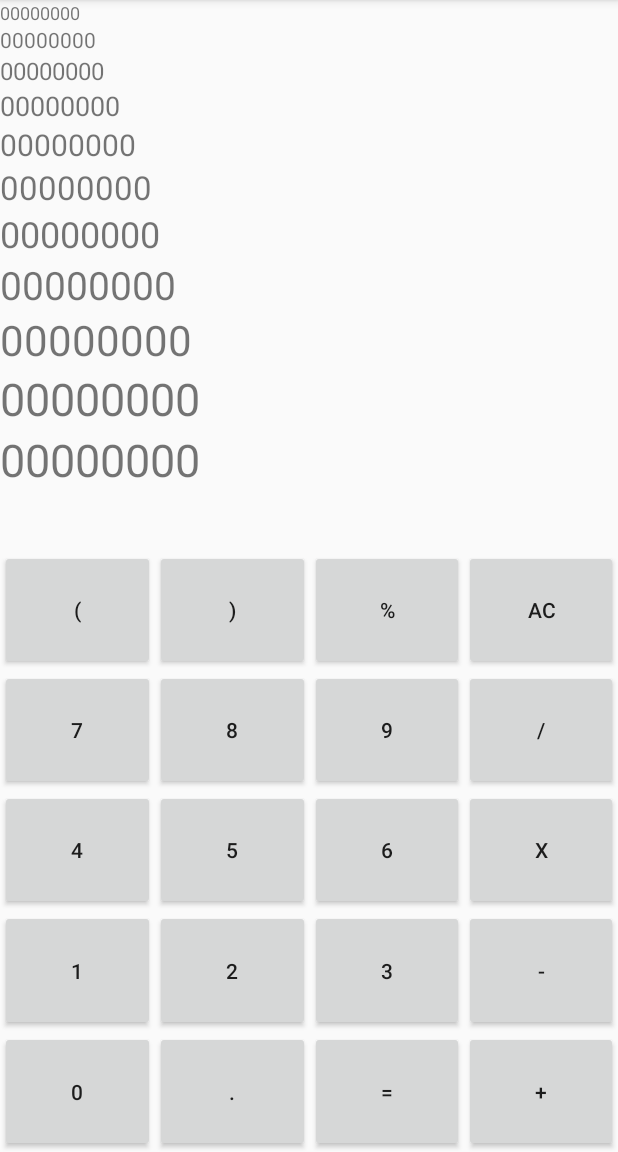
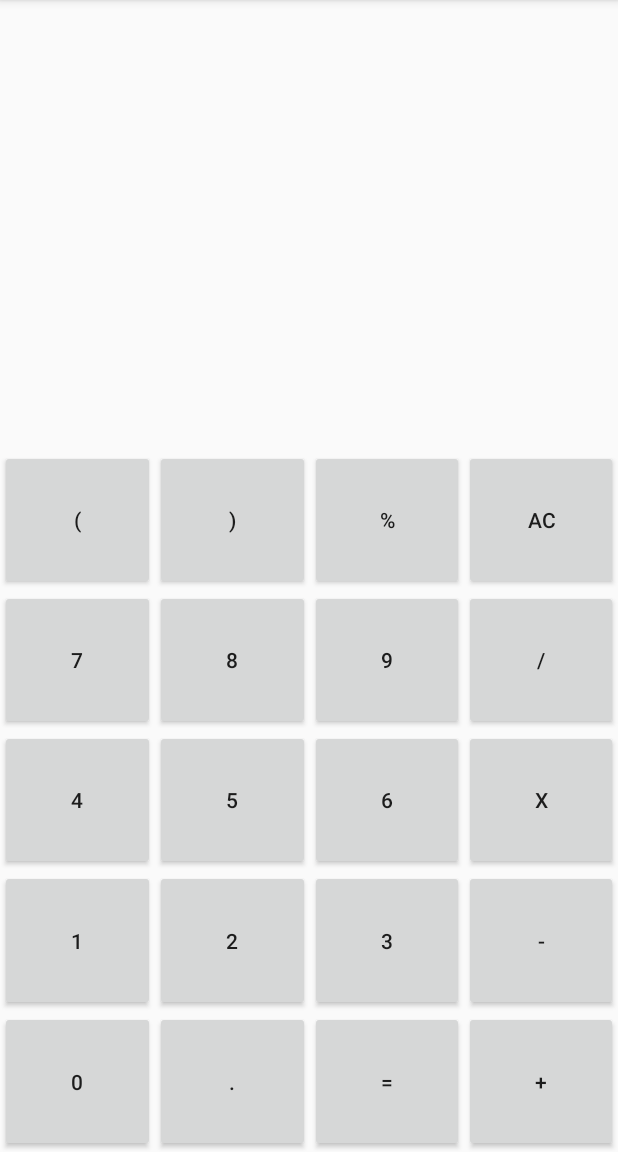
Before and after one commit to ArturoBorja/Calculadora, an Android app: the Calculadora screen opened directly, with no data from a screen before it, on a phone screen of 412 x 824 dp, the part 84-1236 px from its top. Run offline under Robolectric (Android 15) with nearby library versions, the phone set to English and light mode, and no system bars.

Commit message:
Logica de la calculadora
falta pulir el borrar historial,
falta pulir que hacer cuando no encuentre ningun valor en la pila de operadores

```diff
--- a/app/src/main/java/com/example/calculadora/Calculadora.java
+++ b/app/src/main/java/com/example/calculadora/Calculadora.java
@@ -1,14 +1,183 @@
 package com.example.calculadora;
 
+import androidx.annotation.NonNull;
+import androidx.annotation.Nullable;
 import androidx.appcompat.app.AppCompatActivity;
 
 import android.os.Bundle;
+import android.text.method.MovementMethod;
+import android.text.method.ScrollingMovementMethod;
+import android.view.View;
+import android.widget.Button;
+import android.widget.Switch;
+import android.widget.TextView;
+
+import java.util.ArrayList;
+import java.util.Collection;
+import java.util.Iterator;
+import java.util.List;
+import java.util.ListIterator;
 
 public class Calculadora extends AppCompatActivity {
+    Button[] btn_numero=new Button[10];
+    Button btn_dot, btn_x100, btn_borrar, btn_rest, btn_suma, btn_div, btn_por, btn_enter;
+    TextView txt_opera;
+    TextView txt_00;
+    List<Double> memoria;
+    List<String> operadores;
 
     @Override
     protected void onCreate(Bundle savedInstanceState) {
         super.onCreate(savedInstanceState);
         setContentView(R.layout.activity_calculadora);
+        txt_opera=findViewById(R.id.txt_opera);
+        txt_00=findViewById(R.id.txt_00);
+        txt_00.setMovementMethod(new ScrollingMovementMethod());
+        memoria=new ArrayList<>();
+        operadores=new ArrayList<>();
+        CrearNumero();
+        EscribirNumero();
+    }
+    void CrearNumero(){
+        btn_numero[0]=findViewById(R.id.btn_0);
+        btn_numero[1]=findViewById(R.id.btn_1);
+        btn_numero[2]=findViewById(R.id.btn_2);
+        btn_numero[3]=findViewById(R.id.btn_3);
+        btn_numero[4]=findViewById(R.id.btn_4);
+        btn_numero[5]=findViewById(R.id.btn_5);
+        btn_numero[6]=findViewById(R.id.btn_6);
+        btn_numero[7]=findViewById(R.id.btn_7);
+        btn_numero[8]=findViewById(R.id.btn_8);
+        btn_numero[9]=findViewById(R.id.btn_9);
+        btn_dot=findViewById(R.id.btn_dot);
+        btn_x100=findViewById(R.id.btn_x100);
+        btn_borrar=findViewById(R.id.btn_borrar);
+        btn_rest=findViewById(R.id.btn_rest);
+        btn_suma=findViewById(R.id.btn_suma);
+        btn_div=findViewById(R.id.btn_div);
+        btn_por=findViewById(R.id.btn_por);
+        btn_enter=findViewById(R.id.btn_enter);
+
+    }
+    void  EscribirNumero(){
+        for(int a=0;a<10;a++){
+            final int finalA = a;
+            btn_numero[a].setOnClickListener(new View.OnClickListener() {
+                @Override
+                public void onClick(View view) {
+                   txt_opera.append(String.valueOf(finalA));
+                }
+            });
+        }
+        btn_dot.setOnClickListener(new View.OnClickListener() {
+            @Override
+            public void onClick(View view) {
+                txt_opera.append(".");
+            }
+        });
+        btn_suma.setOnClickListener(new View.OnClickListener() {
+            @Override
+            public void onClick(View view) {
+                txt_00.append(txt_opera.getText().toString()+"\n");
+                memoria.add(Double.valueOf(txt_opera.getText().toString()));
+                operadores.add("+");
+                txt_opera.setText("");
+            }
+        });
+        btn_rest.setOnClickListener(new View.OnClickListener() {
+            @Override
+            public void onClick(View view) {
+                txt_00.append(txt_opera.getText().toString()+"\n");
+                memoria.add(Double.valueOf(txt_opera.getText().toString()));
+                operadores.add("-");
+                txt_opera.setText("");
+            }
+        });
+        btn_div.setOnClickListener(new View.OnClickListener() {
+            @Override
+            public void onClick(View view) {
+                txt_00.append(txt_opera.getText().toString()+"\n");
+                memoria.add(Double.valueOf(txt_opera.getText().toString()));
+                operadores.add("/");
+                txt_opera.setText("");
+            }
+        });
+        btn_por.setOnClickListener(new View.OnClickListener() {
+            @Override
+            public void onClick(View view) {
+                txt_00.append(txt_opera.getText().toString()+"\n");
+                memoria.add(Double.valueOf(txt_opera.getText().toString()));
+                operadores.add("*");
+                txt_opera.setText("");
+            }
+        });
+        btn_x100.setOnClickListener(new View.OnClickListener() {
+            @Override
+            public void onClick(View view) {
+                txt_00.append(txt_opera.getText().toString()+"\n");
+                memoria.add(Double.valueOf(txt_opera.getText().toString()));
+                operadores.add("%");
+                txt_opera.setText("");
+            }
+        });
+        btn_enter.setOnClickListener(new View.OnClickListener() {
+            @Override
+            public void onClick(View view) {
+                double total;
+                String cope;
+                cope = operadores.get(operadores.size()-1);
+                txt_00.append(txt_opera.getText().toString()+"\n");
+                memoria.add(Double.valueOf(txt_opera.getText().toString()));
+                txt_opera.setText("");
+                switch(cope){
+                    case "+":
+                        total=(memoria.get((memoria.size()-1)))+(memoria.get((memoria.size()-2)));
+                        memoria.remove(memoria.size()-1);
+                        memoria.remove(memoria.size()-1);
+                        operadores.remove(operadores.size()-1);
+                        txt_opera.append(String.valueOf(total));
+                        break;
+                    case "-":
+                        total=(memoria.get((memoria.size()-2)))-(memoria.get((memoria.size()-1)));
+                        memoria.remove(memoria.size()-1);
+                        memoria.remove(memoria.size()-1);
+                        operadores.remove(operadores.size()-1);
+                        txt_opera.append(String.valueOf(total));
+                        break;
+                    case "/":
+                        total=(memoria.get((memoria.size()-2)))/(memoria.get((memoria.size()-1)));
+                        memoria.remove(memoria.size()-1);
+                        memoria.remove(memoria.size()-1);
+                        operadores.remove(operadores.size()-1);
+                        txt_opera.append(String.valueOf(total));
+                        break;
+                    case "*":
+                        total=(memoria.get((memoria.size()-1)))*(memoria.get((memoria.size()-2)));
+                        memoria.remove(memoria.size()-1);
+                        memoria.remove(memoria.size()-1);
+                        operadores.remove(operadores.size()-1);
+                        txt_opera.append(String.valueOf(total));
+                        break;
+                    case "%":
+                        total=(memoria.get((memoria.size()-2)))*((memoria.get((memoria.size()-1)))/100);
+                        memoria.remove(memoria.size()-1);
+                        memoria.remove(memoria.size()-1);
+                        operadores.remove(operadores.size()-1);
+                        txt_opera.append(String.valueOf(total));
+                        break;
+                    default:
+
+                        break;
+                }
+
+
+            }
+        });
+        btn_borrar.setOnClickListener(new View.OnClickListener() {
+            @Override
+            public void onClick(View view) {
+                txt_opera.setText("");
+            }
+        });
     }
 }
--- a/app/src/main/res/layout/activity_calculadora.xml
+++ b/app/src/main/res/layout/activity_calculadora.xml
@@ -10,93 +10,33 @@
 
     <LinearLayout
         android:layout_width="match_parent"
-        android:layout_height="wrap_content"
-        android:layout_weight="1"
+        android:layout_height="300dp"
+
         android:orientation="vertical">
 
         <TextView
-            android:id="@+id/txt_09"
-            android:layout_width="wrap_content"
-            android:layout_height="wrap_content"
-            android:text="00000000"
-            android:textSize="12sp"
-            />
-
-        <TextView
-            android:id="@+id/txt_08"
-            android:layout_width="wrap_content"
-            android:layout_height="wrap_content"
-            android:text="00000000"
-            android:textSize="14sp" />
-
-        <TextView
-            android:id="@+id/txt_07"
-            android:layout_width="wrap_content"
-            android:layout_height="wrap_content"
-            android:text="00000000"
-            android:textSize="16sp" />
-
-        <TextView
-            android:id="@+id/txt_06"
-            android:layout_width="wrap_content"
-            android:layout_height="wrap_content"
-            android:text="00000000"
-            android:textSize="18sp" />
-        <TextView
-            android:id="@+id/txt_05"
-            android:layout_width="wrap_content"
-            android:layout_height="wrap_content"
-            android:text="00000000"
-            android:textSize="20sp"/>
-
-        <TextView
-            android:id="@+id/txt_04"
-            android:layout_width="wrap_content"
-            android:layout_height="wrap_content"
-            android:text="00000000"
-            android:textSize="22sp" />
-
-        <TextView
-            android:id="@+id/txt_03"
-            android:layout_width="wrap_content"
-            android:layout_height="wrap_content"
-            android:text="00000000"
+            android:id="@+id/txt_00"
+            android:layout_width="match_parent"
+            android:layout_height="250dp"
+            android:gravity="bottom|end"
+            android:scrollbars="vertical"
+            android:text=""
             android:textSize="24sp" />
 
         <TextView
-            android:id="@+id/txt_02"
-            android:layout_width="wrap_content"
+            android:id="@+id/txt_opera"
+            android:layout_width="match_parent"
             android:layout_height="wrap_content"
-            android:text="00000000"
-            android:textSize="26sp" />
-        <TextView
-            android:id="@+id/txt_01"
-            android:layout_width="wrap_content"
-            android:layout_height="wrap_content"
-            android:text="00000000"
-            android:textSize="28sp"/>
-        <TextView
-            android:id="@+id/txt_00"
-            android:layout_width="wrap_content"
-            android:layout_height="wrap_content"
-            android:text="00000000"
-            android:textSize="30sp"/>
-
-        <TextView
-            android:id="@+id/txt_opera"
-            android:layout_width="wrap_content"
-            android:layout_height="wrap_content"
-            android:text="00000000"
-            android:textSize="30sp" />
-
-
+            android:gravity="bottom|end"
+            android:text=""
+            android:textSize="34sp" />
     </LinearLayout>
 
     <LinearLayout
         android:layout_width="match_parent"
-        android:layout_height="wrap_content"
+        android:layout_height="300dp"
         android:orientation="horizontal"
-        android:layout_weight="4">
+        android:layout_weight="1">
 
         <LinearLayout
             android:layout_width="match_parent"
@@ -105,35 +45,35 @@
             android:layout_weight="1">
 
             <Button
-                android:id="@+id/button12"
+                android:id="@+id/btn_open"
                 android:layout_width="match_parent"
                 android:layout_height="wrap_content"
                 android:text="("
                 android:layout_weight="1"/>
 
             <Button
-                android:id="@+id/button14"
+                android:id="@+id/btn_7"
                 android:layout_width="match_parent"
                 android:layout_height="wrap_content"
                 android:text="7"
                 android:layout_weight="1"/>
 
             <Button
-                android:id="@+id/button15"
+                android:id="@+id/btn_4"
                 android:layout_width="match_parent"
                 android:layout_height="wrap_content"
                 android:text="4"
                 android:layout_weight="1"/>
 
             <Button
-                android:id="@+id/button16"
+                android:id="@+id/btn_1"
                 android:layout_width="match_parent"
                 android:layout_height="wrap_content"
                 android:text="1"
                 android:layout_weight="1"/>
 
             <Button
-                android:id="@+id/button13"
+                android:id="@+id/btn_0"
                 android:layout_width="match_parent"
                 android:layout_height="wrap_content"
                 android:text="0"
@@ -147,35 +87,35 @@
             android:layout_weight="1">
 
             <Button
-                android:id="@+id/button17"
+                android:id="@+id/btn_close"
                 android:layout_width="match_parent"
                 android:layout_height="wrap_content"
                 android:text=")"
                 android:layout_weight="1"/>
 
             <Button
-                android:id="@+id/button18"
+                android:id="@+id/btn_8"
                 android:layout_width="match_parent"
                 android:layout_height="wrap_content"
                 android:text="8"
                 android:layout_weight="1"/>
 
             <Button
-                android:id="@+id/button19"
+                android:id="@+id/btn_5"
                 android:layout_width="match_parent"
                 android:layout_height="wrap_content"
                 android:text="5"
                 android:layout_weight="1"/>
 
             <Button
-                android:id="@+id/button20"
+                android:id="@+id/btn_2"
                 android:layout_width="match_parent"
                 android:layout_height="wrap_content"
                 android:text="2"
                 android:layout_weight="1"/>
 
             <Button
-                android:id="@+id/button21"
+                android:id="@+id/btn_dot"
                 android:layout_width="match_parent"
                 android:layout_height="wrap_content"
                 android:text="."
@@ -189,35 +129,35 @@
             android:layout_weight="1">
 
             <Button
-                android:id="@+id/button22"
+                android:id="@+id/btn_x100"
                 android:layout_width="match_parent"
                 android:layout_height="wrap_content"
                 android:text="%"
                 android:layout_weight="1"/>
 
             <Button
-                android:id="@+id/button23"
+                android:id="@+id/btn_9"
                 android:layout_width="match_parent"
                 android:layout_height="wrap_content"
                 android:text="9"
                 android:layout_weight="1"/>
 
             <Button
-                android:id="@+id/button24"
+                android:id="@+id/btn_6"
                 android:layout_width="match_parent"
                 android:layout_height="wrap_content"
                 android:text="6"
                 android:layout_weight="1"/>
 
             <Button
-                android:id="@+id/button25"
+                android:id="@+id/btn_3"
                 android:layout_width="match_parent"
                 android:layout_height="wrap_content"
                 android:text="3"
                 android:layout_weight="1"/>
 
             <Button
-                android:id="@+id/button26"
+                android:id="@+id/btn_enter"
                 android:layout_width="match_parent"
                 android:layout_height="wrap_content"
                 android:text="="
@@ -231,35 +171,35 @@
             android:layout_weight="1">
 
             <Button
-                android:id="@+id/button27"
+                android:id="@+id/btn_borrar"
                 android:layout_width="match_parent"
                 android:layout_height="wrap_content"
                 android:text="AC"
                 android:layout_weight="1"/>
 
             <Button
-                android:id="@+id/button28"
+                android:id="@+id/btn_div"
                 android:layout_width="match_parent"
                 android:layout_height="wrap_content"
                 android:text="/"
                 android:layout_weight="1" />
 
             <Button
-                android:id="@+id/button29"
+                android:id="@+id/btn_por"
                 android:layout_width="match_parent"
                 android:layout_height="wrap_content"
                 android:text="X"
                 android:layout_weight="1"/>
 
             <Button
-                android:id="@+id/button30"
+                android:id="@+id/btn_rest"
                 android:layout_width="match_parent"
                 android:layout_height="wrap_content"
                 android:text="-"
                 android:layout_weight="1"/>
 
             <Button
-                android:id="@+id/button31"
+                android:id="@+id/btn_suma"
                 android:layout_width="match_parent"
                 android:layout_height="wrap_content"
                 android:text="+"
--- a/app/src/main/res/layout/activity_main.xml
+++ b/app/src/main/res/layout/activity_main.xml
@@ -104,10 +104,10 @@
         app:layout_constraintVertical_bias="0.0" />
 
     <Button
-        android:id="@+id/button5"
+        android:id="@+id/btn_pro"
         android:layout_width="wrap_content"
         android:layout_height="wrap_content"
-        android:text="Button"
+        android:text="Pro"
         app:layout_constraintBottom_toBottomOf="parent"
         app:layout_constraintEnd_toEndOf="parent"
         app:layout_constraintStart_toStartOf="parent"
```
Also changed, not shown: app/src/main/java/com/example/calculadora/MainActivity.java (+12 -1 lines).
